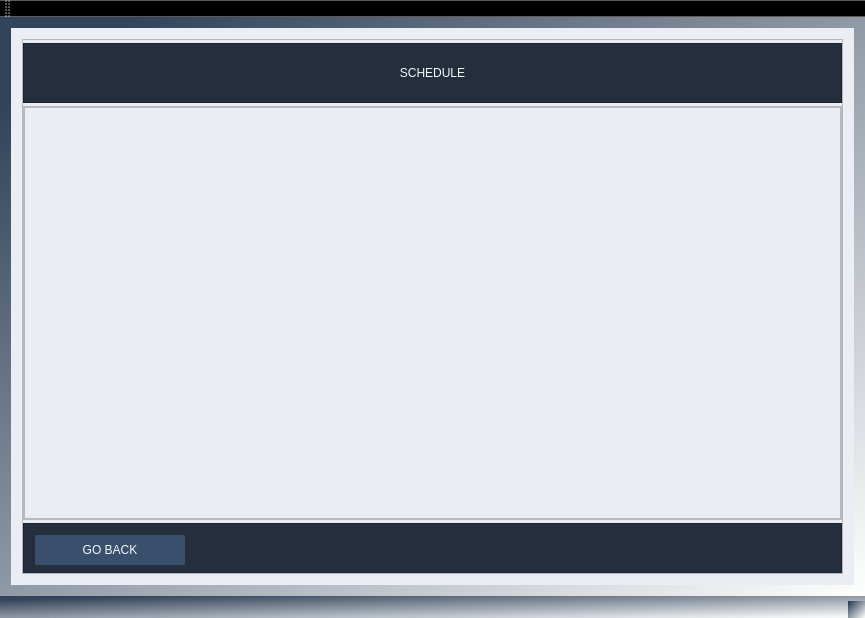
Above: MovieTicketManagementSystem/MainWindow.ui from ZuzannaZawartka/movie-ticket-management-system before the change. Below: the same form after it.
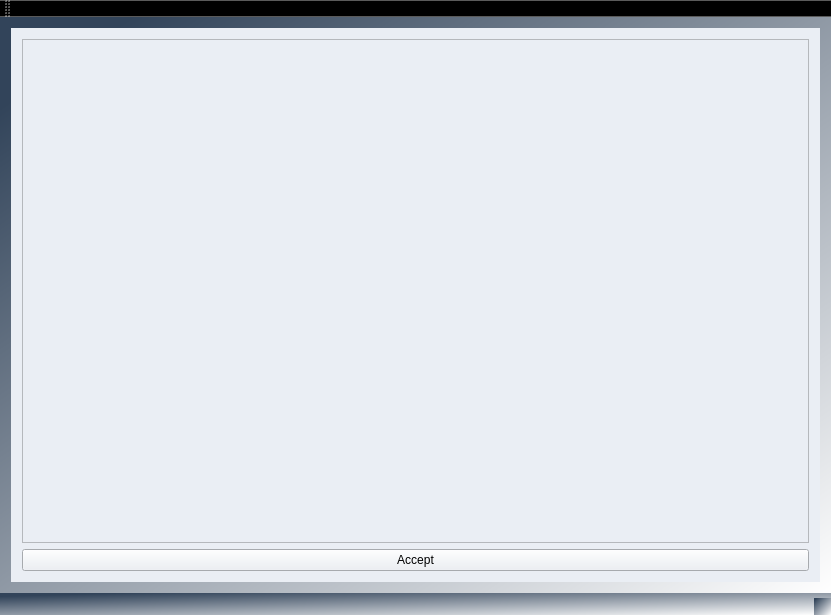
That is the form after the change. The open tabs and pages were chosen to show the change.

```diff
--- a/MovieTicketManagementSystem/MainWindow.ui
+++ b/MovieTicketManagementSystem/MainWindow.ui
@@ -6,8 +6,8 @@
    <rect>
     <x>0</x>
     <y>0</y>
-    <width>865</width>
-    <height>618</height>
+    <width>831</width>
+    <height>615</height>
    </rect>
   </property>
   <property name="windowTitle">
@@ -673,155 +673,18 @@
       <widget class="QWidget" name="showScheduleWindow">
        <layout class="QGridLayout" name="gridLayout_10">
         <item row="0" column="0">
-         <widget class="QFrame" name="frame">
-          <property name="frameShape">
-           <enum>QFrame::Shape::StyledPanel</enum>
-          </property>
-          <property name="frameShadow">
-           <enum>QFrame::Shadow::Raised</enum>
-          </property>
-          <layout class="QVBoxLayout" name="verticalLayout_23">
-           <property name="spacing">
-            <number>3</number>
-           </property>
-           <property name="leftMargin">
-            <number>0</number>
-           </property>
-           <property name="topMargin">
-            <number>3</number>
-           </property>
-           <property name="rightMargin">
-            <number>0</number>
-           </property>
-           <property name="bottomMargin">
-            <number>0</number>
-           </property>
-           <item>
-            <widget class="QFrame" name="headerScheduleFrame">
-             <property name="minimumSize">
-              <size>
-               <width>0</width>
-               <height>60</height>
-              </size>
-             </property>
-             <property name="maximumSize">
-              <size>
-               <width>16777215</width>
-               <height>60</height>
-              </size>
-             </property>
-             <property name="styleSheet">
-              <string notr="true">background-color: rgb(36, 46, 61);</string>
-             </property>
-             <property name="frameShape">
-              <enum>QFrame::Shape::StyledPanel</enum>
-             </property>
-             <property name="frameShadow">
-              <enum>QFrame::Shadow::Raised</enum>
-             </property>
-             <layout class="QGridLayout" name="gridLayout_12">
-              <item row="0" column="0">
-               <widget class="QLabel" name="titleScheduleLabel">
-                <property name="styleSheet">
-                 <string notr="true">font: 900 20pt &quot;Source Sans Pro Black&quot;;
-color: rgb(243, 250, 250);
-background-color: rgb(36, 46, 61);</string>
-                </property>
-                <property name="text">
-                 <string>SCHEDULE</string>
-                </property>
-                <property name="alignment">
-                 <set>Qt::AlignmentFlag::AlignCenter</set>
-                </property>
-               </widget>
-              </item>
-             </layout>
-            </widget>
-           </item>
-           <item>
-            <widget class="QFrame" name="scheduleListViewFrame">
-             <property name="frameShape">
-              <enum>QFrame::Shape::StyledPanel</enum>
-             </property>
-             <property name="frameShadow">
-              <enum>QFrame::Shadow::Raised</enum>
-             </property>
-             <layout class="QGridLayout" name="gridLayout_11">
-              <property name="leftMargin">
-               <number>0</number>
-              </property>
-              <property name="topMargin">
-               <number>0</number>
-              </property>
-              <property name="rightMargin">
-               <number>0</number>
-              </property>
-              <property name="bottomMargin">
-               <number>0</number>
-              </property>
-              <property name="horizontalSpacing">
-               <number>0</number>
-              </property>
-              <item row="0" column="0">
-               <widget class="QListView" name="ScheduleListView"/>
-              </item>
-             </layout>
-            </widget>
-           </item>
-           <item>
-            <widget class="QFrame" name="menuScheduleFrame">
-             <property name="minimumSize">
-              <size>
-               <width>0</width>
-               <height>50</height>
-              </size>
-             </property>
-             <property name="maximumSize">
-              <size>
-               <width>16777215</width>
-               <height>50</height>
-              </size>
-             </property>
-             <property name="styleSheet">
-              <string notr="true">background-color: rgb(36, 46, 61);</string>
-             </property>
-             <property name="frameShape">
-              <enum>QFrame::Shape::StyledPanel</enum>
-             </property>
-             <property name="frameShadow">
-              <enum>QFrame::Shadow::Raised</enum>
-             </property>
-             <layout class="QHBoxLayout" name="horizontalLayout_7">
-              <item alignment="Qt::AlignmentFlag::AlignLeft">
-               <widget class="QPushButton" name="goBackScheduleButton">
-                <property name="minimumSize">
-                 <size>
-                  <width>150</width>
-                  <height>30</height>
-                 </size>
-                </property>
-                <property name="maximumSize">
-                 <size>
-                  <width>150</width>
-                  <height>30</height>
-                 </size>
-                </property>
-                <property name="styleSheet">
-                 <string notr="true">color: rgb(243, 250, 250);
-font: 10pt &quot;Franklin Gothic Demi&quot;;
-border-radius: 1px;
-background-color: rgb(57, 79, 107);</string>
-                </property>
-                <property name="text">
-                 <string>GO BACK</string>
-                </property>
-               </widget>
-              </item>
-             </layout>
-            </widget>
-           </item>
-          </layout>
-         </widget>
+         <layout class="QVBoxLayout" name="verticalLayout_7">
+          <item>
+           <widget class="QPlainTextEdit" name="plainTextEditManageRoom"/>
+          </item>
+          <item>
+           <widget class="QPushButton" name="acceptManageRoomButton">
+            <property name="text">
+             <string>Accept</string>
+            </property>
+           </widget>
+          </item>
+         </layout>
         </item>
        </layout>
       </widget>
```
Left out of the diff: 104 changed lines with no effect on the pictures.
